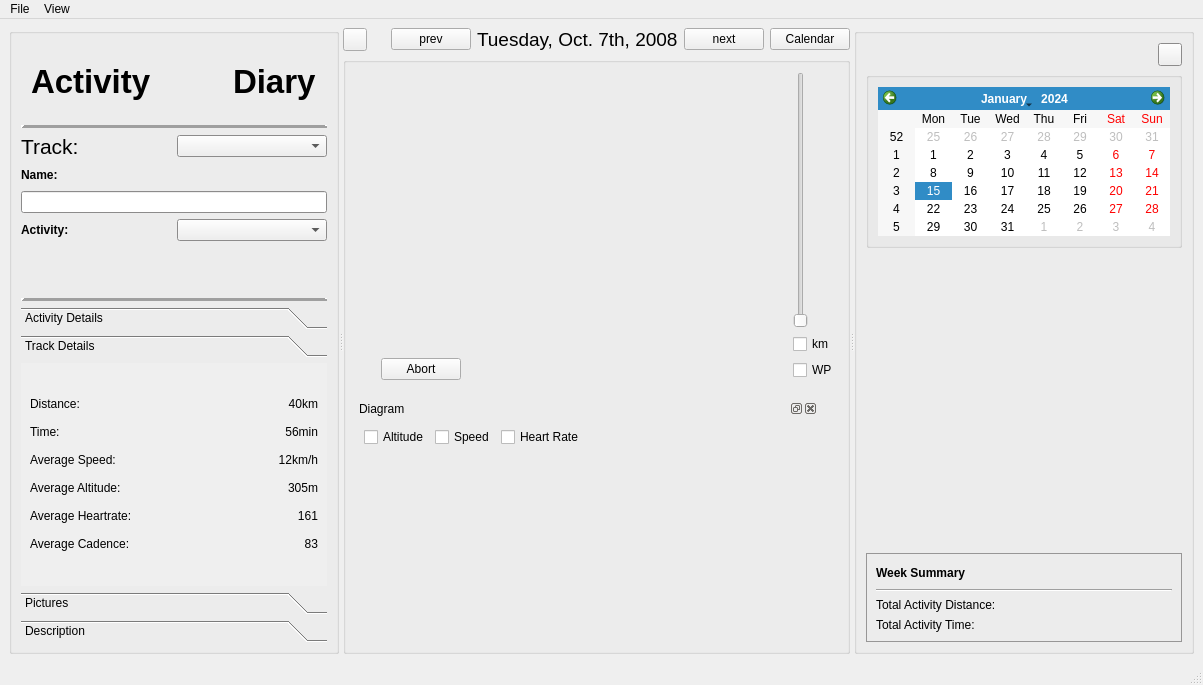
Above: src/activitydiary.ui from tpatzig/activitydiary before the change. Below: the same form after it.
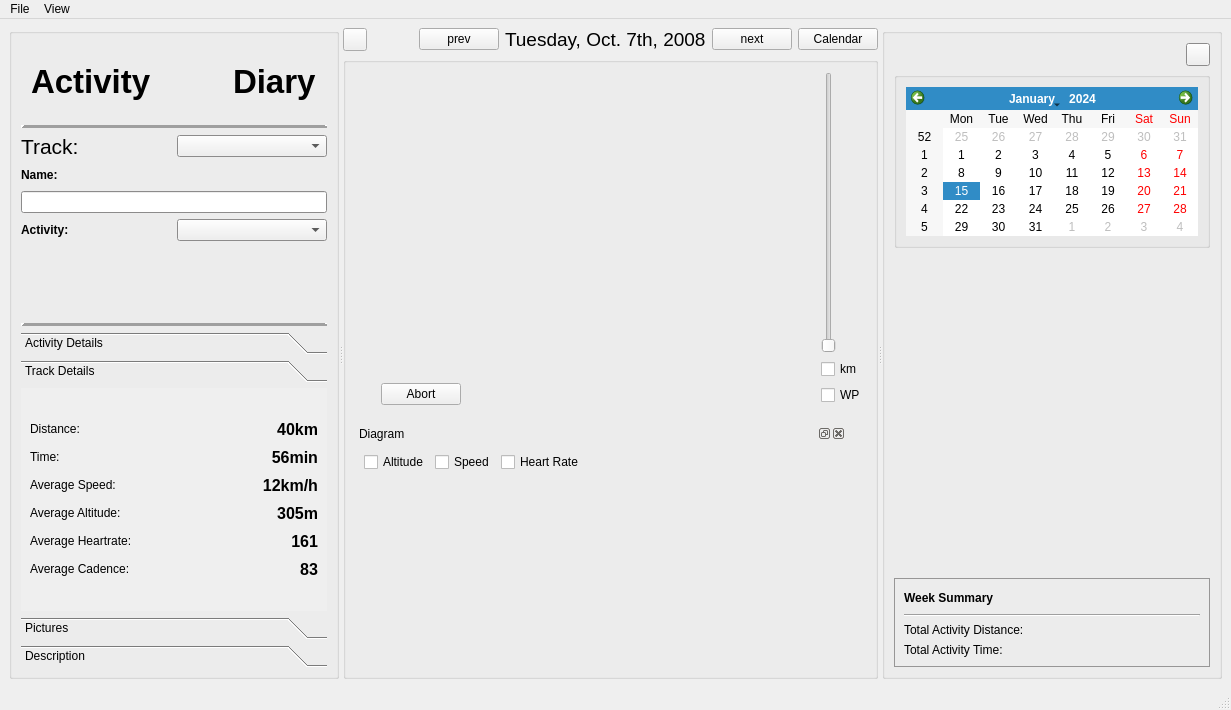
That is the form after the change. The open tabs and pages were chosen to show the change. Custom widgets are drawn as their Qt base class.

Commit message: -set default container view

Patch:
```diff
--- a/src/activitydiary.ui
+++ b/src/activitydiary.ui
@@ -5,8 +5,8 @@
    <rect>
     <x>0</x>
     <y>0</y>
-    <width>1183</width>
-    <height>685</height>
+    <width>1231</width>
+    <height>710</height>
    </rect>
   </property>
   <property name="sizePolicy" >
@@ -791,7 +791,7 @@
               <x>0</x>
               <y>0</y>
               <width>302</width>
-              <height>209</height>
+              <height>205</height>
              </rect>
             </property>
             <attribute name="label" >
@@ -857,6 +857,13 @@
                      <height>22</height>
                     </size>
                    </property>
+                   <property name="font" >
+                    <font>
+                     <pointsize>12</pointsize>
+                     <weight>75</weight>
+                     <bold>true</bold>
+                    </font>
+                   </property>
                    <property name="text" >
                     <string>40km</string>
                    </property>
@@ -904,6 +911,13 @@
                      <height>22</height>
                     </size>
                    </property>
+                   <property name="font" >
+                    <font>
+                     <pointsize>12</pointsize>
+                     <weight>75</weight>
+                     <bold>true</bold>
+                    </font>
+                   </property>
                    <property name="text" >
                     <string>56min</string>
                    </property>
@@ -951,6 +965,13 @@
                      <height>22</height>
                     </size>
                    </property>
+                   <property name="font" >
+                    <font>
+                     <pointsize>12</pointsize>
+                     <weight>75</weight>
+                     <bold>true</bold>
+                    </font>
+                   </property>
                    <property name="text" >
                     <string>12km/h</string>
                    </property>
@@ -998,6 +1019,13 @@
                      <height>22</height>
                     </size>
                    </property>
+                   <property name="font" >
+                    <font>
+                     <pointsize>12</pointsize>
+                     <weight>75</weight>
+                     <bold>true</bold>
+                    </font>
+                   </property>
                    <property name="text" >
                     <string>305m</string>
                    </property>
@@ -1045,6 +1073,13 @@
                      <height>22</height>
                     </size>
                    </property>
+                   <property name="font" >
+                    <font>
+                     <pointsize>12</pointsize>
+                     <weight>75</weight>
+                     <bold>true</bold>
+                    </font>
+                   </property>
                    <property name="text" >
                     <string>161</string>
                    </property>
@@ -1092,6 +1127,13 @@
                      <height>22</height>
                     </size>
                    </property>
+                   <property name="font" >
+                    <font>
+                     <pointsize>12</pointsize>
+                     <weight>75</weight>
+                     <bold>true</bold>
+                    </font>
+                   </property>
                    <property name="text" >
                     <string>83</string>
                    </property>
@@ -1535,10 +1577,13 @@
                 <property name="orientation" >
                  <enum>Qt::Vertical</enum>
                 </property>
+                <property name="sizeType" >
+                 <enum>QSizePolicy::Minimum</enum>
+                </property>
                 <property name="sizeHint" stdset="0" >
                  <size>
                   <width>20</width>
-                  <height>40</height>
+                  <height>0</height>
                  </size>
                 </property>
                </spacer>
@@ -1868,8 +1913,8 @@
     <rect>
      <x>0</x>
      <y>0</y>
-     <width>1183</width>
-     <height>25</height>
+     <width>1231</width>
+     <height>26</height>
     </rect>
    </property>
    <widget class="QMenu" name="menuFile" >
```
Left out of the diff: 18 changed lines with no effect on the pictures.
